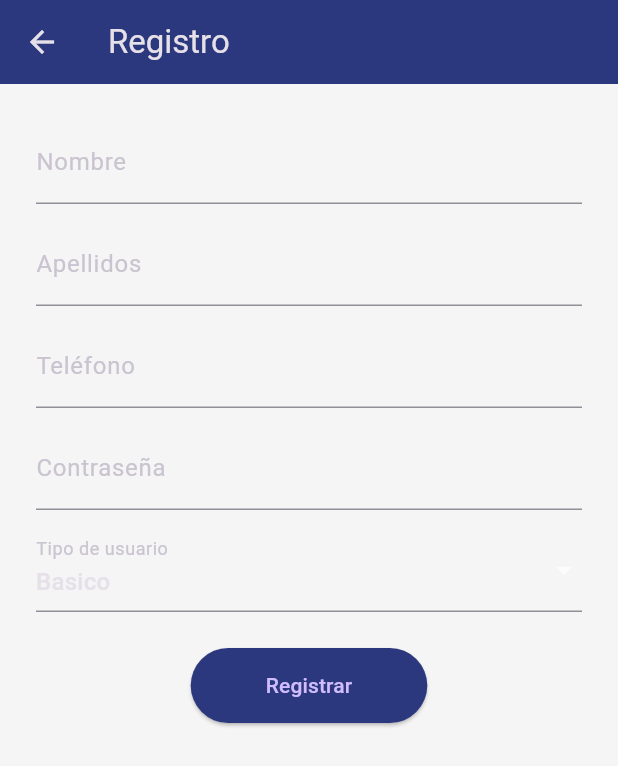
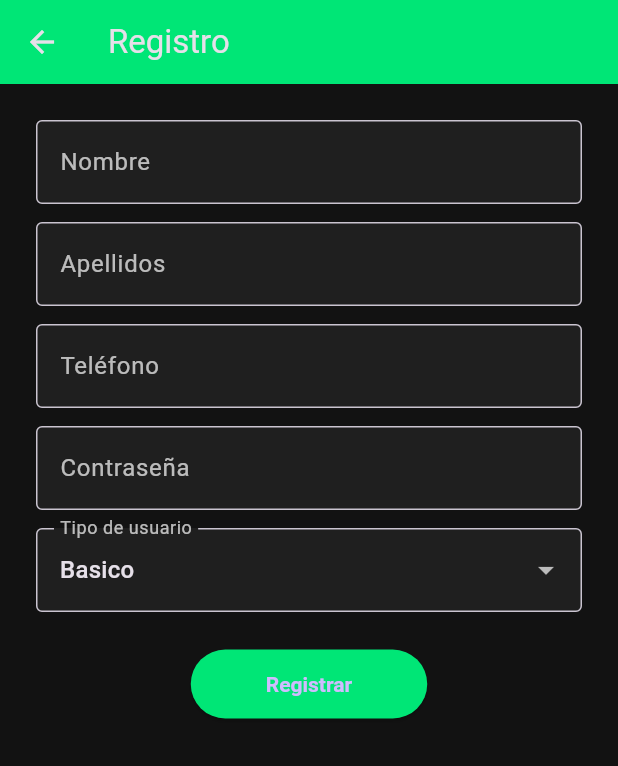
Before and after one commit to JulianOcon/App_Reproductor_Multiplataforma, a Flutter app: the screen it shows after launch, after a tap on "Entrar", after a tap on "¿No tienes cuenta? Regístrate aquí", on a phone screen of 412 x 824 dp. Shown: the top 766 px of the screen. Run offline on Flutter 3.47's test engine with Material 3 defaults, Android fonts, the phone set to English and light mode, and no system bars; our stand-ins replace device_info_plus, shared_preferences; network calls fail.

Commit message:
login, registro, lista videos y mp3

```diff
--- a/lib/main.dart
+++ b/lib/main.dart
@@ -1,9 +1,11 @@
+import 'package:app_reproductor_multiplataforma/theme/colors.dart';
 import 'package:flutter/material.dart';
+
 import 'screens/login_screen.dart';
+import 'screens/register_screen.dart';
+import 'screens/home_screen.dart';
 
-void main() {
-  runApp(const MyApp());
-}
+void main() => runApp(const MyApp());
 
 class MyApp extends StatelessWidget {
   const MyApp({super.key});
@@ -11,10 +13,21 @@ class MyApp extends StatelessWidget {
   @override
   Widget build(BuildContext context) {
     return MaterialApp(
-      title: 'Reproductor',
-      theme: ThemeData.dark(),
-      home: const LoginScreen(),
       debugShowCheckedModeBanner: false,
+      theme: ThemeData.dark().copyWith(
+        scaffoldBackgroundColor: AppColors.background,
+        elevatedButtonTheme: ElevatedButtonThemeData(
+          style: ElevatedButton.styleFrom(
+            textStyle: const TextStyle(fontWeight: FontWeight.bold),
+          ),
+        ),
+      ),
+      initialRoute: '/',
+      routes: {
+        '/':      (_) => const LoginScreen(),
+        '/register': (_) => const RegisterScreen(),
+        '/home':    (_) => const HomeScreen(),
+      },
     );
   }
 }
--- a/lib/screens/login_screen.dart
+++ b/lib/screens/login_screen.dart
@@ -1,146 +1,148 @@
+import 'dart:convert';
+
 import 'package:flutter/material.dart';
 import 'package:http/http.dart' as http;
-import 'dart:convert';
 
 import '../theme/colors.dart';
 import '../utils/device_utils.dart';
-import 'register_screen.dart'; // 👈 Asegúrate que esta ruta sea correcta
-
+import 'register_screen.dart';
 class LoginScreen extends StatefulWidget {
   const LoginScreen({super.key});
 
   @override
-  _LoginScreenState createState() => _LoginScreenState();
+  State<LoginScreen> createState() => _LoginScreenState();
 }
 
 class _LoginScreenState extends State<LoginScreen> {
-  final TextEditingController _usuarioController = TextEditingController();
-  final TextEditingController _contrasenaController = TextEditingController();
-  bool _isLoading = false;
-  String _errorMessage = '';
+  final _usuarioCtrl    = TextEditingController();
+  final _contrasenaCtrl = TextEditingController();
+
+  bool   _isLoading   = false;
+  String _errorMsg    = '';
+
+  /// ========= helpers =========
+  InputDecoration _decoration(String label) => InputDecoration(
+    labelText: label,
+    labelStyle: const TextStyle(color: AppColors.labelColor),
+    filled: true,
+    fillColor: AppColors.fieldFill,
+    border: const OutlineInputBorder(),
+  );
 
   Future<void> _login() async {
     setState(() {
-      _isLoading = true;
-      _errorMessage = '';
+      _isLoading  = true;
+      _errorMsg   = '';
     });
 
-    final usuario = _usuarioController.text.trim();
-    final contrasena = _contrasenaController.text.trim();
-    final dispositivoHash = await DeviceUtils.getDeviceHash();
+    final usuario      = _usuarioCtrl.text.trim();
+    final contrasena   = _contrasenaCtrl.text.trim();
+    final deviceHash   = await DeviceUtils.getDeviceHash();
 
     try {
-      final response = await http.post(
+      final res = await http.post(
         Uri.parse('http://192.168.1.2:3000/api/login'),
-        headers: {
-          'Content-Type': 'application/json',
-        },
+        headers: {'Content-Type': 'application/json'},
         body: jsonEncode({
-          'usuario': usuario,
-          'contrasena': contrasena,
-          'dispositivo_hash': dispositivoHash,
+          'usuario'          : usuario,
+          'contrasena'       : contrasena,
+          'dispositivo_hash' : deviceHash,
         }),
       );
 
-      final data = json.decode(response.body);
+      final data = jsonDecode(res.body);
 
-      if (response.statusCode == 200 && data['success'] == true) {
+      if (res.statusCode == 200 && data['success'] == true) {
+        // ✨ feedback
+        if (context.mounted) {
           ScaffoldMessenger.of(context).showSnackBar(
-          SnackBar(content: Text('✅ Login exitoso: ${data['usuario']}')),
+            SnackBar(content: Text('✅ Bienvenido, ${data['usuario']}')),
           );
-        // Aquí puedes redirigir a otra pantalla si lo deseas
+          // Navegar a la pantalla principal
+          Navigator.pushReplacementNamed(context, '/home');
+        }
       } else {
-        setState(() {
-          _errorMessage = data['mensaje'] ?? 'Error al iniciar sesión';
-        });
+        _errorMsg = data['mensaje'] ?? 'Credenciales inválidas';
       }
-    } catch (e) {
-      setState(() {
-        _errorMessage = '❌ Error de red o del servidor';
-      });
+    } catch (_) {
+      _errorMsg = '❌ Error de red o servidor';
     }
 
-    setState(() {
-      _isLoading = false;
-    });
+    if (mounted) {
+      setState(() => _isLoading = false);
+    }
   }
 
+  /// ========= UI =========
   @override
   Widget build(BuildContext context) {
     return Scaffold(
       backgroundColor: AppColors.background,
       body: Center(
-        child: Padding(
+        child: SingleChildScrollView(
           padding: const EdgeInsets.symmetric(horizontal: 32.0),
-          child: SingleChildScrollView(
           child: Column(
             mainAxisAlignment: MainAxisAlignment.center,
             children: [
-                Text(
-                  'Iniciar Sesión',
+              Text('Iniciar Sesión',
                   style: TextStyle(
-                    fontSize: 28.0,
+                    fontSize: 28,
                     fontWeight: FontWeight.bold,
                     color: AppColors.primaryColor,
+                  )),
+              const SizedBox(height: 32),
+
+              // ── Usuario ──────────────────────────────
+              TextField(
+                controller: _usuarioCtrl,
+                style: const TextStyle(color: Colors.white),
+                decoration: _decoration('Usuario o teléfono'),
               ),
+              const SizedBox(height: 16),
+
+              // ── Contraseña ──────────────────────────
+              TextField(
+                controller: _contrasenaCtrl,
+                obscureText: true,
+                style: const TextStyle(color: Colors.white),
+                decoration: _decoration('Contraseña'),
               ),
-                const SizedBox(height: 32.0),
-                TextField(
-                  controller: _usuarioController,
-                  keyboardType: TextInputType.text,
-                  decoration: const InputDecoration(
-                    labelText: 'Usuario o teléfono',
-                    border: OutlineInputBorder(),
-                  ),
-                ),
-                const SizedBox(height: 16.0),
-                TextField(
-                  controller: _contrasenaController,
-                  obscureText: true,
-                  decoration: const InputDecoration(
-                    labelText: 'Contraseña',
-                    border: OutlineInputBorder(),
-                  ),
-                ),
-                const SizedBox(height: 24.0),
+              const SizedBox(height: 24),
+
+              // ── Botón ───────────────────────────────
               _isLoading
-                    ? CircularProgressIndicator()
+                  ? const CircularProgressIndicator()
                   : ElevatedButton(
                 onPressed: _login,
                 style: ElevatedButton.styleFrom(
                   backgroundColor: AppColors.primaryColor,
                   padding: const EdgeInsets.symmetric(
-                              horizontal: 50.0, vertical: 15.0),
+                      horizontal: 50, vertical: 15),
                   shape: RoundedRectangleBorder(
-                            borderRadius: BorderRadius.circular(10.0),
-                          ),
+                      borderRadius: BorderRadius.circular(10)),
                 ),
                 child: const Text('Entrar'),
               ),
-                const SizedBox(height: 12.0),
+
+              // ── Registro ────────────────────────────
+              const SizedBox(height: 12),
               TextButton(
-                  onPressed: () {
-                    Navigator.push(
+                onPressed: () => Navigator.push(
                   context,
-                      MaterialPageRoute(
-                        builder: (_) => const RegisterScreen(),
+                  MaterialPageRoute(builder: (_) => const RegisterScreen()),
                 ),
-                    );
-                  },
                 child: const Text(
                   '¿No tienes cuenta? Regístrate aquí',
                   style: TextStyle(color: Colors.blueAccent),
                 ),
               ),
-                if (_errorMessage.isNotEmpty) ...[
-                  const SizedBox(height: 20.0),
-                  Text(
-                    _errorMessage,
-                    style: const TextStyle(color: Colors.red),
-                  ),
-                ]
+
+              // ── Error ───────────────────────────────
+              if (_errorMsg.isNotEmpty) ...[
+                const SizedBox(height: 20),
+                Text(_errorMsg, style: const TextStyle(color: Colors.red)),
               ],
-            ),
+            ],
           ),
         ),
       ),
--- a/lib/screens/register_screen.dart
+++ b/lib/screens/register_screen.dart
@@ -1,6 +1,7 @@
+import 'dart:convert';
+
 import 'package:flutter/material.dart';
 import 'package:http/http.dart' as http;
-import 'dart:convert';
 
 import '../theme/colors.dart';
 
@@ -12,60 +13,58 @@ class RegisterScreen extends StatefulWidget {
 }
 
 class _RegisterScreenState extends State<RegisterScreen> {
-  final TextEditingController _nombreController = TextEditingController();
-  final TextEditingController _apellidosController = TextEditingController();
-  final TextEditingController _telefonoController = TextEditingController();
-  final TextEditingController _contrasenaController = TextEditingController();
+  final _nombreCtrl     = TextEditingController();
+  final _apellidosCtrl  = TextEditingController();
+  final _telefonoCtrl   = TextEditingController();
+  final _contrasenaCtrl = TextEditingController();
+
   String _tipoUsuario = 'Basico';
-  bool _isLoading = false;
-  String _errorMessage = '';
+  bool   _isLoading   = false;
+  String _errorMsg    = '';
+
+  InputDecoration _decoration(String label) => InputDecoration(
+    labelText: label,
+    labelStyle: const TextStyle(color: AppColors.labelColor),
+    filled: true,
+    fillColor: AppColors.fieldFill,
+    border: const OutlineInputBorder(),
+  );
 
   Future<void> _registrar() async {
-    setState(() {
-      _isLoading = true;
-      _errorMessage = '';
-    });
-
-    final nombre = _nombreController.text.trim();
-    final apellidos = _apellidosController.text.trim();
-    final telefono = _telefonoController.text.trim();
-    final contrasena = _contrasenaController.text.trim();
+    setState(() { _isLoading = true; _errorMsg = ''; });
 
     try {
-      final response = await http.post(
+      final res = await http.post(
         Uri.parse('http://192.168.1.2:3000/api/register'),
         headers: {'Content-Type': 'application/json'},
         body: jsonEncode({
-          'nombre': nombre,
-          'apellidos': apellidos,
-          'telefono': telefono,
-          'contrasena': contrasena,
+          'nombre'      : _nombreCtrl.text.trim(),
+          'apellidos'   : _apellidosCtrl.text.trim(),
+          'telefono'    : _telefonoCtrl.text.trim(),
+          'contrasena'  : _contrasenaCtrl.text.trim(),
           'tipo_usuario': _tipoUsuario,
         }),
       );
 
-      final data = json.decode(response.body);
+      final data = jsonDecode(res.body);
 
-      if (response.statusCode == 200 && data['success'] == true) {
+      if (res.statusCode == 200 && data['success'] == true) {
+        if (context.mounted) {
           ScaffoldMessenger.of(context).showSnackBar(
-          SnackBar(content: Text(data['mensaje'] ?? 'Registro exitoso')),
+            SnackBar(content: Text(data['mensaje'])),
           );
-
-        Navigator.pop(context); // 👈 Volver al login
+          Navigator.pop(context); // vuelve al login
+        }
       } else {
-        setState(() {
-          _errorMessage = data['mensaje'] ?? 'Error al registrar';
-        });
+        _errorMsg = data['mensaje'] ?? 'Error al registrar';
       }
-    } catch (e) {
-      setState(() {
-        _errorMessage = '❌ Error de red o del servidor';
-      });
+    } catch (_) {
+      _errorMsg = '❌ Error de red o servidor';
     }
 
-    setState(() {
-      _isLoading = false;
-    });
+    if (mounted) {
+      setState(() => _isLoading = false);
+    }
   }
 
   @override
@@ -76,47 +75,44 @@ class _RegisterScreenState extends State<RegisterScreen> {
         title: const Text('Registro'),
         backgroundColor: AppColors.primaryColor,
       ),
-      body: Padding(
-        padding: const EdgeInsets.all(24.0),
-        child: SingleChildScrollView(
+      body: SingleChildScrollView(
+        padding: const EdgeInsets.all(24),
         child: Column(
           children: [
             TextField(
-                controller: _nombreController,
-                decoration: const InputDecoration(labelText: 'Nombre'),
+              controller: _nombreCtrl,
+              style: const TextStyle(color: Colors.white),
+              decoration: _decoration('Nombre'),
             ),
             const SizedBox(height: 12),
             TextField(
-                controller: _apellidosController,
-                decoration: const InputDecoration(labelText: 'Apellidos'),
+              controller: _apellidosCtrl,
+              style: const TextStyle(color: Colors.white),
+              decoration: _decoration('Apellidos'),
             ),
             const SizedBox(height: 12),
             TextField(
-                controller: _telefonoController,
+              controller: _telefonoCtrl,
               keyboardType: TextInputType.phone,
-                decoration: const InputDecoration(labelText: 'Teléfono'),
+              style: const TextStyle(color: Colors.white),
+              decoration: _decoration('Teléfono'),
             ),
             const SizedBox(height: 12),
             TextField(
-                controller: _contrasenaController,
+              controller: _contrasenaCtrl,
               obscureText: true,
-                decoration: const InputDecoration(labelText: 'Contraseña'),
+              style: const TextStyle(color: Colors.white),
+              decoration: _decoration('Contraseña'),
             ),
             const SizedBox(height: 12),
             DropdownButtonFormField<String>(
               value: _tipoUsuario,
+              decoration: _decoration('Tipo de usuario'),
+              dropdownColor: AppColors.fieldFill,
               items: ['Basico', 'Premium', 'Dedicado']
-                    .map(
-                      (tipo) =>
-                          DropdownMenuItem(value: tipo, child: Text(tipo)),
-                    )
+                  .map((t) => DropdownMenuItem(value: t, child: Text(t)))
                   .toList(),
-                onChanged: (value) {
-                  setState(() {
-                    _tipoUsuario = value!;
-                  });
-                },
-                decoration: const InputDecoration(labelText: 'Tipo de usuario'),
+              onChanged: (v) => setState(() => _tipoUsuario = v!),
             ),
             const SizedBox(height: 24),
             _isLoading
@@ -126,18 +122,15 @@ class _RegisterScreenState extends State<RegisterScreen> {
               style: ElevatedButton.styleFrom(
                 backgroundColor: AppColors.primaryColor,
                 padding: const EdgeInsets.symmetric(
-                          horizontal: 50.0,
-                          vertical: 15.0,
-                        ),
+                    horizontal: 50, vertical: 15),
               ),
               child: const Text('Registrar'),
             ),
-              if (_errorMessage.isNotEmpty) ...[
-                const SizedBox(height: 16.0),
-                Text(_errorMessage, style: const TextStyle(color: Colors.red)),
+            if (_errorMsg.isNotEmpty) ...[
+              const SizedBox(height: 16),
+              Text(_errorMsg, style: const TextStyle(color: Colors.red)),
             ],
           ],
-          ),
         ),
       ),
     );
--- a/lib/theme/colors.dart
+++ b/lib/theme/colors.dart
@@ -1,10 +1,8 @@
 import 'package:flutter/material.dart';
 
 class AppColors {
-  static const Color primaryColor = Color(0xFF2C387E);
-  static const Color accentColor = Color(0xFFFF4081);
-  static const Color backgroundColor = Color(0xFFF5F5F5);
-  static const Color textColor = Colors.white;
-  static const Color buttonColor = Color(0xFF2C387E);
-  static const Color background = Color(0xFFF5F5F5);
+  static const Color primaryColor   = Color(0xFF00E676); // verde “RedLucia”
+  static const Color background    = Color(0xFF121212); // fondo general
+  static const Color fieldFill     = Color(0xFF1F1F1F); // fondo de TextField
+  static const Color labelColor    = Colors.white70;
 }
```
Also changed, not shown: lib/screens/home_screen.dart (+44 -0 lines), lib/screens/mp3_list_screen.dart (added, +82 -0 lines), lib/screens/video_list_screen.dart (added, +85 -0 lines), lib/screens/music_screen.dart (deleted), lib/screens/video_screen.dart (deleted). Lines whose indentation alone changed are shown as unchanged.
